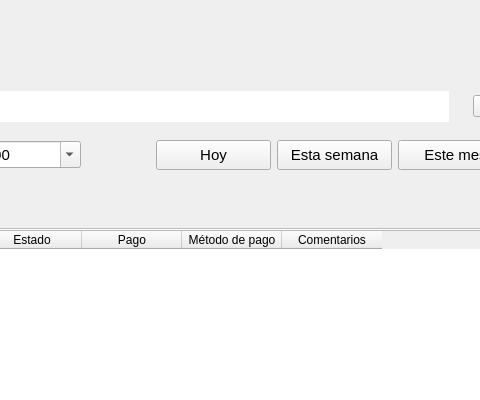
Qt form designer/Ui_AdministrarVentas.ui (ivanperez-7/printpos) before a commit; both pictures show x 549 to 1029 and y 0 to 400 of the 1161 by 731 pixel window.
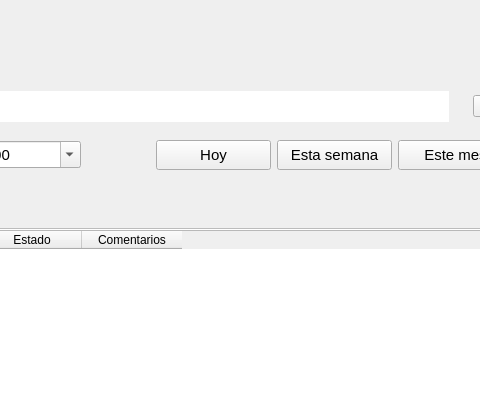
The same form after that commit. Icons and pictures are not drawn. Custom widgets are drawn as their Qt base class.

What changed in the file:
```diff
--- a/designer/Ui_AdministrarVentas.ui
+++ b/designer/Ui_AdministrarVentas.ui
@@ -527,16 +527,6 @@
               <string>Estado</string>
              </property>
             </column>
-            <column>
-             <property name="text">
-              <string>Pago</string>
-             </property>
-            </column>
-            <column>
-             <property name="text">
-              <string>Método de pago</string>
-             </property>
-            </column>
             <column>
              <property name="text">
               <string>Comentarios</string>
```
Left out of the diff: 10 changed lines with no effect on the pictures.
